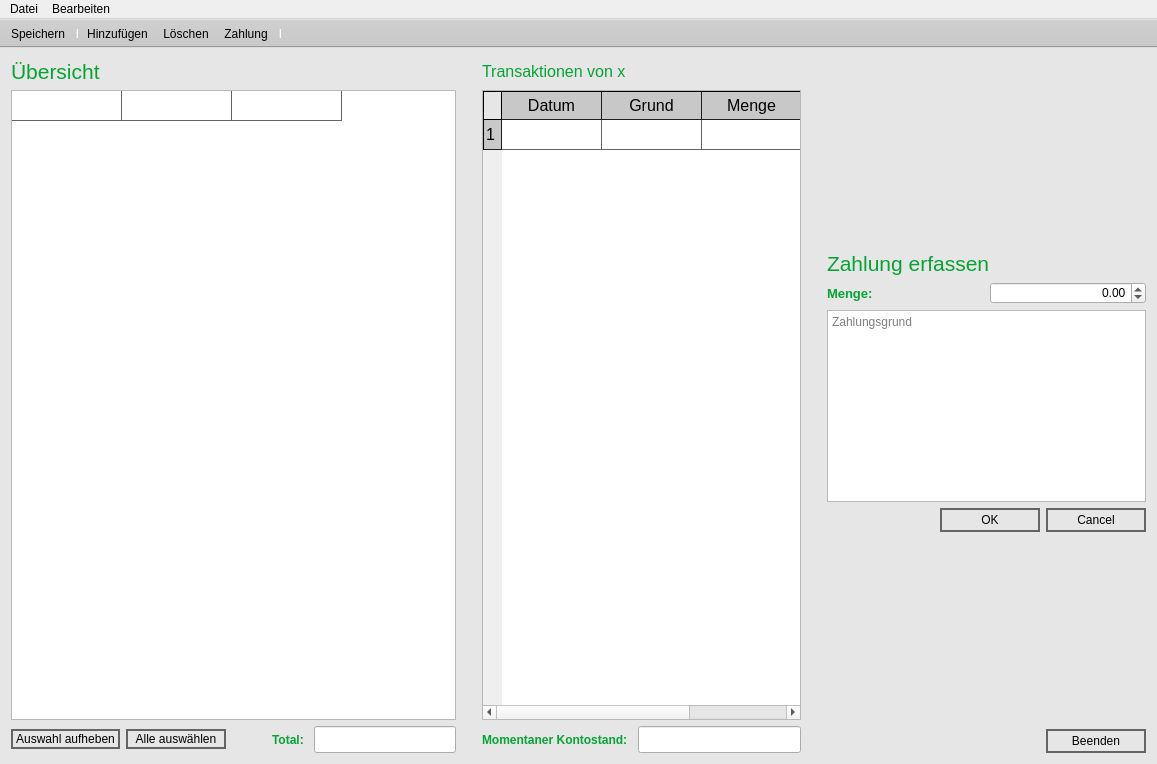
Before: the Qt Designer form mainwindow.ui in Snickers03/KlassenkassenManager, drawn with Qt 5.
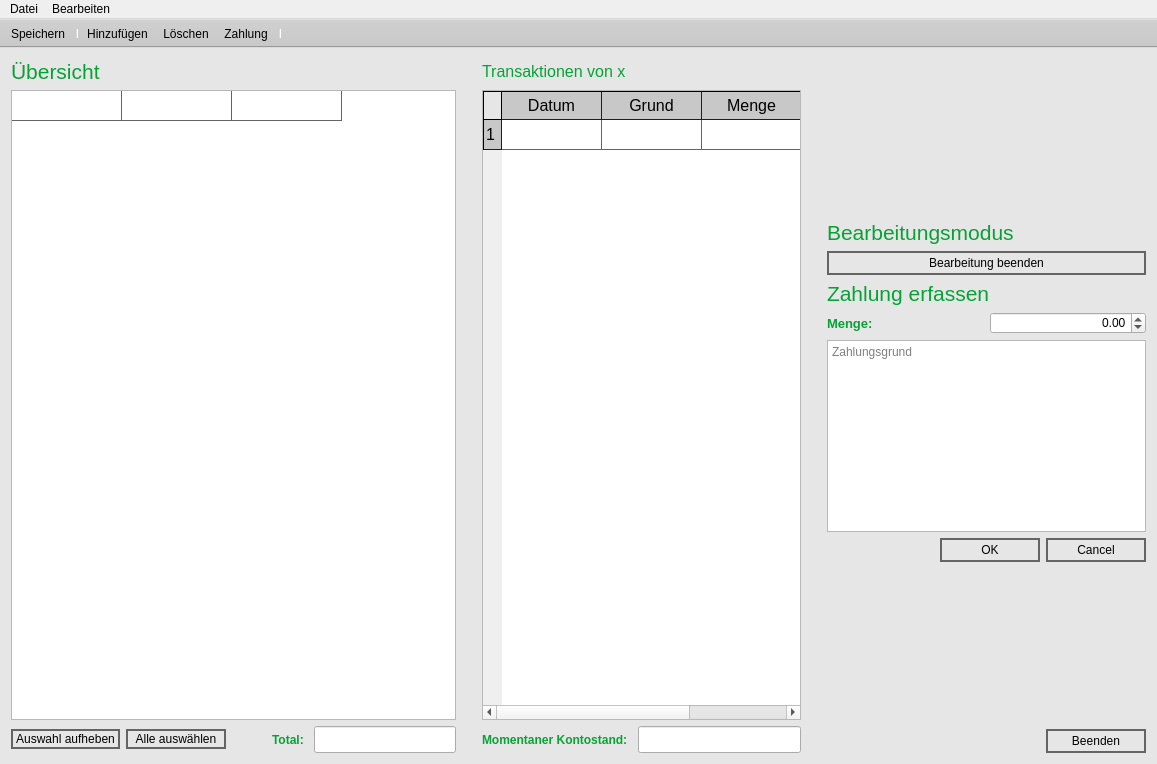
After: the same form once the commit is applied. Icons and pictures are not drawn.

Patch:
```diff
--- a/mainwindow.ui
+++ b/mainwindow.ui
@@ -298,7 +298,7 @@
       <property name="sizeHint" stdset="0">
        <size>
         <width>20</width>
-        <height>0</height>
+        <height>20</height>
        </size>
       </property>
      </spacer>
@@ -464,6 +464,31 @@
         </property>
        </spacer>
       </item>
+      <item>
+       <widget class="QLabel" name="editLabel">
+        <property name="enabled">
+         <bool>true</bool>
+        </property>
+        <property name="font">
+         <font>
+          <pointsize>16</pointsize>
+         </font>
+        </property>
+        <property name="text">
+         <string>Bearbeitungsmodus</string>
+        </property>
+       </widget>
+      </item>
+      <item>
+       <widget class="QPushButton" name="editSaveButton">
+        <property name="enabled">
+         <bool>true</bool>
+        </property>
+        <property name="text">
+         <string>Bearbeitung beenden</string>
+        </property>
+       </widget>
+      </item>
       <item>
        <widget class="QLabel" name="payLabel">
         <property name="font">
```
Left out of the diff: 12 changed lines with no effect on the pictures.
